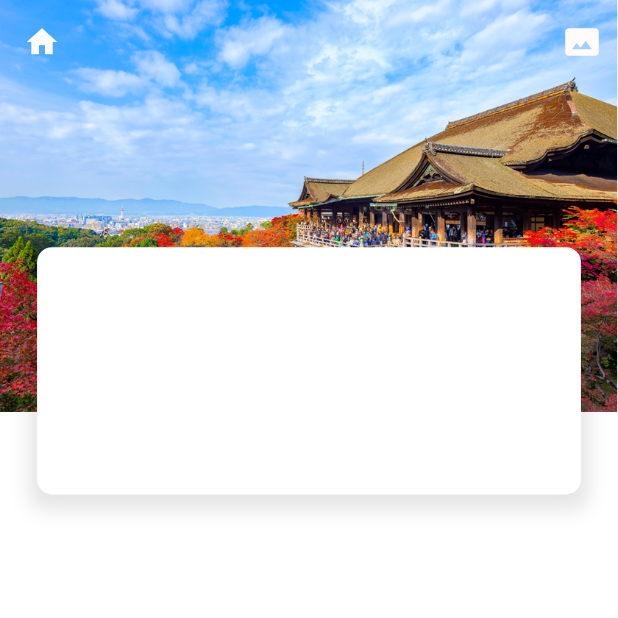
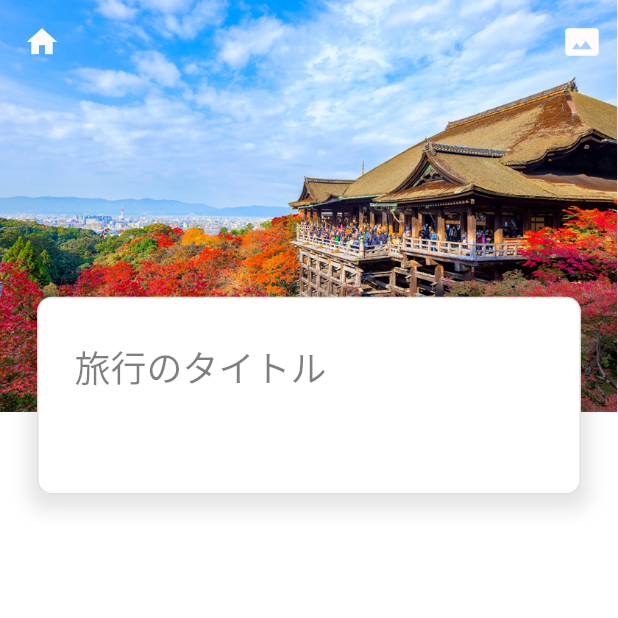
Before and after one commit to shimizu-saffle/travel-planner-ui-sample, a Flutter app: the screen it shows after launch, on a phone screen of 412 x 824 dp, the top half of it. Run offline on Flutter 3.47's test engine with Material 2 defaults, Android fonts, the phone set to English and light mode, and no system bars; our stand-ins replace google_fonts, hooks_riverpod.

Commit message:
旅行タイトル入力フィールドを配置

```diff
--- a/lib/pages/trip_plan_page.dart
+++ b/lib/pages/trip_plan_page.dart
@@ -40,13 +40,22 @@ class _Body extends StatelessWidget {
             ),
           ],
         ),
+        // TODO(shimizu-saffle): 最小サイズを指定して、旅行タイトルに応じてサイズを可変にする
         Positioned(
           bottom: context.displaySize.height * 0.6,
           child: Container(
-            height: context.displaySize.height * 0.2,
+            padding: const EdgeInsets.symmetric(
+              horizontal: 24,
+              vertical: 16,
+            ),
+            height: context.displaySize.height * 0.16,
             width: context.displaySize.width * 0.88,
             decoration: BoxDecoration(
               color: Colors.white,
+              border: Border.all(
+                color: Colors.black12,
+                width: 1,
+              ),
               borderRadius: BorderRadius.circular(10),
               boxShadow: [
                 BoxShadow(
@@ -56,6 +65,16 @@ class _Body extends StatelessWidget {
                   offset: const Offset(0, 5),
                 ),
               ],
+            ),
+            child: TextField(
+              style: context.headlineSmall,
+              decoration: InputDecoration(
+                border: InputBorder.none,
+                hintText: '旅行のタイトル',
+                hintStyle: context.headlineSmall!.copyWith(
+                  color: Colors.black.withOpacity(0.5),
+                ),
+              ),
             ),
           ),
         ),
```
